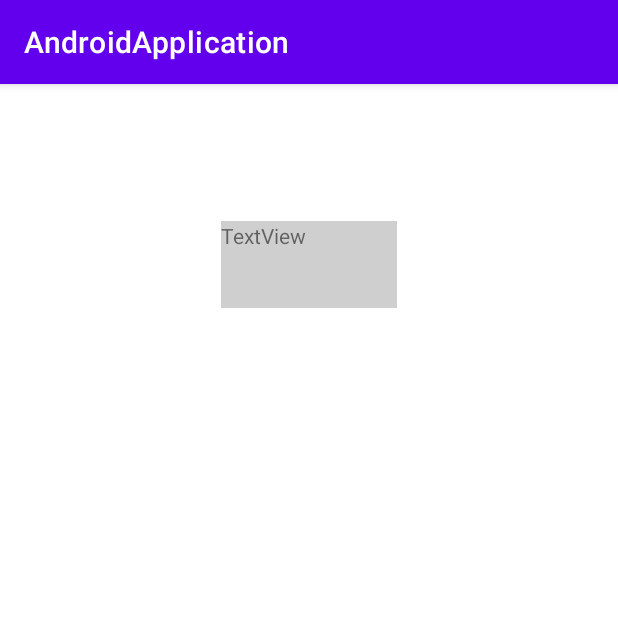
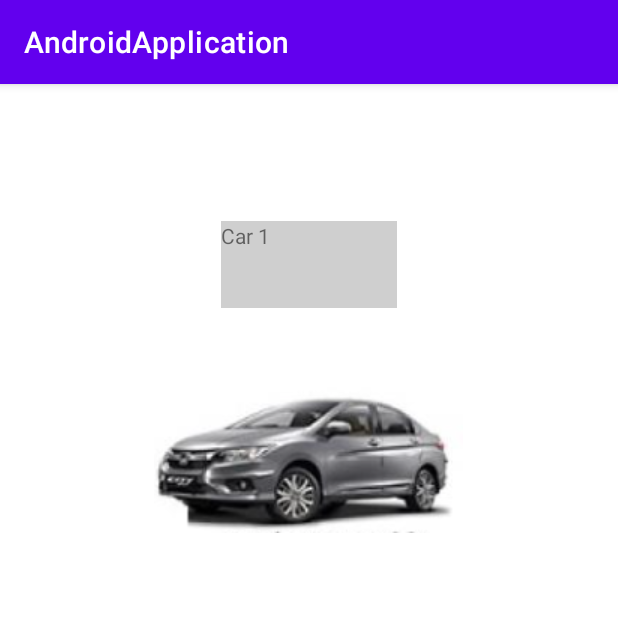
Before and after one commit to Thom719c/AndroidApplication-MobileDevelopment, an Android app: the SimplyList screen opened directly, with no data from a screen before it, after a tap on "Car 1", on a phone screen of 412 x 824 dp, the top half of it. Run offline under Robolectric (Android 15) with nearby library versions, the phone set to English and light mode, and no system bars.

Commit message:
Parse data to DetailActivity from the Simple List

```diff
--- a/app/src/main/java/com/example/androidapplication/DetailActivity.java
+++ b/app/src/main/java/com/example/androidapplication/DetailActivity.java
@@ -2,13 +2,34 @@ package com.example.androidapplication;
 
 import androidx.appcompat.app.AppCompatActivity;
 
+import android.annotation.SuppressLint;
+import android.content.Intent;
 import android.os.Bundle;
+import android.widget.ImageView;
+import android.widget.TextView;
 
 public class DetailActivity extends AppCompatActivity {
 
+    private TextView textView;
+    private ImageView imageView;
+
+
+    @SuppressLint("MissingInflatedId")
     @Override
     protected void onCreate(Bundle savedInstanceState) {
         super.onCreate(savedInstanceState);
         setContentView(R.layout.activity_detail);
+        textView = findViewById(R.id.textView2);
+        imageView = findViewById(R.id.imgView);
+
+        Intent intent = getIntent();
+        String carTxt = intent.getStringExtra("carText");
+        String carImg = intent.getStringExtra("carImg");
+
+        System.out.println(carTxt + " " + carImg);
+
+        textView.setText(carTxt);
+        imageView.setImageResource(Integer.parseInt(carImg));
+
     }
 }
--- a/app/src/main/java/com/example/androidapplication/SimplyList.java
+++ b/app/src/main/java/com/example/androidapplication/SimplyList.java
@@ -6,6 +6,7 @@ import android.content.Intent;
 import android.os.Bundle;
 import android.view.View;
 import android.widget.ArrayAdapter;
+import android.widget.ImageView;
 import android.widget.ListView;
 import android.widget.TextView;
 
@@ -41,8 +42,13 @@ public class SimplyList extends AppCompatActivity {
             // System.out.println("parent: " + listView.getClass().getName()); // parent
             // System.out.println("view: " + linearLayout.getClass().getName()); // view
             TextView tv = linearLayout.findViewById(R.id.rowTextView);
+            ImageView iv = linearLayout.findViewById(R.id.rowImageView);
+
             System.out.println("you pressed " + tv.getText());
+
             Intent intent = new Intent(this, DetailActivity.class);
+            intent.putExtra("carText", tv.getText());
+            intent.putExtra("carImg", String.valueOf(iv.getTag()));
             startActivity(intent);
         });
     }
--- a/app/src/main/java/com/example/androidapplication/adapter/MyAdapter.java
+++ b/app/src/main/java/com/example/androidapplication/adapter/MyAdapter.java
@@ -47,6 +47,7 @@ public class MyAdapter extends BaseAdapter {
         textView.setText(items.get(position).getText());
         ImageView imageView = view.findViewById(R.id.rowImageView);
         imageView.setImageResource(items.get(position).getImage());
+        imageView.setTag(items.get(position).getImage());
         return view;
     }
 }
--- a/app/src/main/res/layout/activity_detail.xml
+++ b/app/src/main/res/layout/activity_detail.xml
@@ -18,4 +18,18 @@
         app:layout_constraintEnd_toEndOf="parent"
         app:layout_constraintStart_toStartOf="parent"
         app:layout_constraintTop_toTopOf="parent" />
+
+    <ImageView
+        android:id="@+id/imgView"
+        android:layout_width="wrap_content"
+        android:layout_height="wrap_content"
+        android:layout_marginStart="141dp"
+        android:layout_marginTop="19dp"
+        android:layout_marginEnd="142dp"
+        android:layout_marginBottom="435dp"
+        app:layout_constraintBottom_toBottomOf="parent"
+        app:layout_constraintEnd_toEndOf="parent"
+        app:layout_constraintStart_toStartOf="parent"
+        app:layout_constraintTop_toBottomOf="@+id/textView2"
+        tools:srcCompat="@tools:sample/avatars" />
 </androidx.constraintlayout.widget.ConstraintLayout>
```
